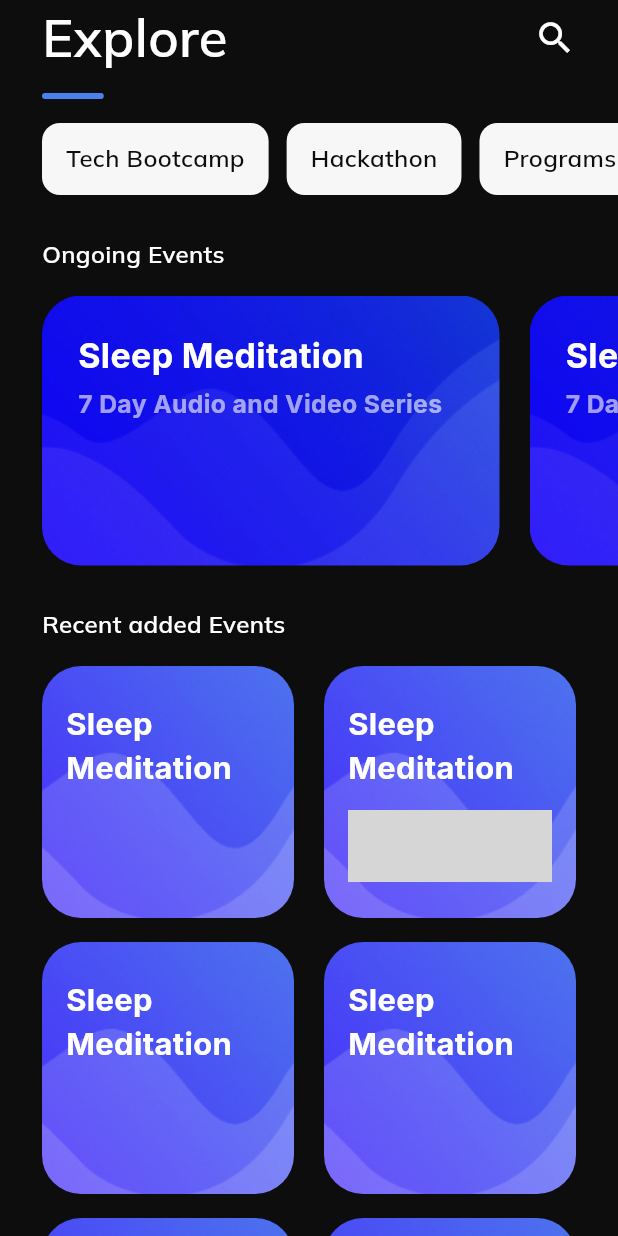
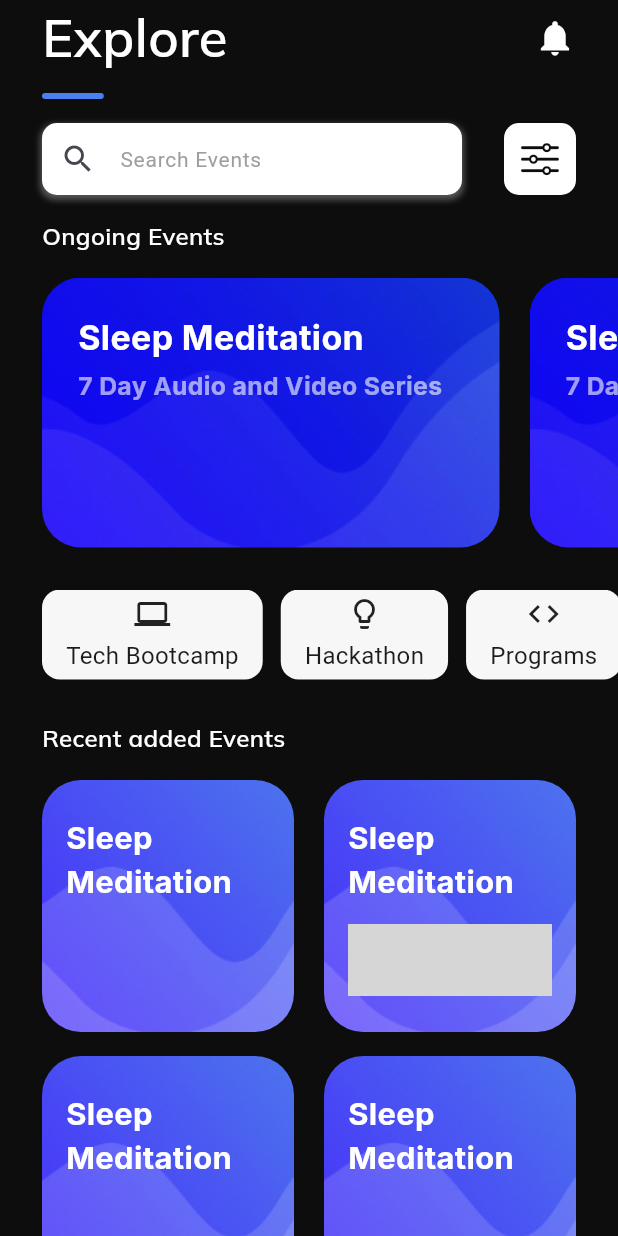
Before and after one commit to LegendSumeet/codehub, a Flutter app: the HomePage screen opened directly, on a phone screen of 412 x 824 dp. Run offline on Flutter 3.47's test engine with Material 3 defaults, Android fonts, the phone set to English and light mode, and no system bars; our stand-ins replace flutter_svg, get, google_fonts, iconly; grey boxes are pictures that could not be loaded.

Commit message:
updated and got updates too

```diff
--- a/lib/Screens/HomeScreen/HomePage.dart
+++ b/lib/Screens/HomeScreen/HomePage.dart
@@ -1,3 +1,5 @@
+import 'package:flutter/cupertino.dart';
+import 'package:flutter/foundation.dart';
 import 'package:flutter/material.dart';
 import 'package:flutter_svg/svg.dart';
 import 'package:get/get.dart';
@@ -19,6 +21,15 @@ class _HomePageState extends State<HomePage> {
     'Programs',
     'Conferences',
   ];
+  static const IconData hamburgerIconData =
+      IconData(0xe5d2, fontFamily: 'MaterialIcons');
+  final List<IconData> categoryIcons = [
+    Icons.computer, // For Tech Bootcamp
+    Icons.lightbulb_outline, // For Hackathon
+    Icons.code, // For Programs
+    Icons.event, // For Conferences
+  ];
+  String _searchText = "";
   @override
   Widget build(BuildContext context) {
     SizeConfig().init(context);
@@ -43,11 +54,11 @@ class _HomePageState extends State<HomePage> {
                     GestureDetector(
                       onTap: () => debugPrint('Search Tapped!'),
                       child: const Icon(
-                        Icons.search_sharp,
+                        Icons.notifications,
                         color: Colors.white,
                         size: 28,
                       ),
-                    )
+                    ),
                   ],
                 ),
               ),
@@ -72,45 +83,85 @@ class _HomePageState extends State<HomePage> {
               const SizedBox(
                 height: kPadding16,
               ),
-              SizedBox(
-                height: 48,
-                width: double.infinity,
-                child: ListView.builder(
-                  itemCount: categories.length,
-                  physics: const BouncingScrollPhysics(),
-                  scrollDirection: Axis.horizontal,
-                  itemBuilder: (context, index) {
-                    return GestureDetector(
-                      onTap: () {},
+              Padding(
+                padding: const EdgeInsets.symmetric(horizontal: kPadding28),
+                child: Row(
+                  mainAxisAlignment: MainAxisAlignment.spaceBetween,
+                  children: [
+                    Expanded(
                       child: Container(
                         height: 48,
-                        padding: const EdgeInsets.symmetric(horizontal: 16),
-                        margin: EdgeInsets.only(
-                          left: index == 0 ? 28 : 12,
-                          right: index == categories.length - 1 ? 28 : 0,
-                        ),
                         decoration: BoxDecoration(
-                          borderRadius: BorderRadius.circular(12),
-                          color: kWhiteF7,
-                          boxShadow: const [
+                          borderRadius: BorderRadius.circular(10),
+                          color: kWhiteFF,
+                          boxShadow: [
                             BoxShadow(
-                              color: Colors.transparent,
-                              blurRadius: 8,
-                              offset: Offset(0, 4),
+                              color: Colors.grey.withOpacity(0.5),
+                              spreadRadius: 1,
+                              blurRadius: 3,
+                              offset: const Offset(
+                                  0, 2), // changes position of shadow
                             ),
                           ],
                         ),
-                        child: Center(
-                          child: BuildText(categories[index],
-                              MediaQuery.of(context).size.width, 16, kBlack0D),
+                        child: TextField(
+                          style: const TextStyle(
+                              color:
+                                  Colors.black), // Changed text color to black
+                          decoration: InputDecoration(
+                            filled: true,
+                            fillColor: Colors.transparent,
+                            contentPadding: const EdgeInsets.all(12),
+                            prefixIcon: const Icon(Icons.search_sharp),
+                            border: OutlineInputBorder(
+                              borderRadius: BorderRadius.circular(10),
+                              borderSide: BorderSide.none,
+                            ),
+                            hintStyle: TextStyle(
+                              fontSize: 14,
+                              color: Colors.grey.shade500,
+                            ),
+                            hintText: "Search Events",
+                            suffixIcon: _searchText.isNotEmpty
+                                ? IconButton(
+                                    icon: const Icon(Icons.clear),
+                                    color: Colors.grey.shade500,
+                                    onPressed: () =>
+                                        setState(() => _searchText = ""),
+                                  )
+                                : null,
+                          ),
+                          onChanged: (text) =>
+                              setState(() => _searchText = text),
                         ),
                       ),
-                    );
-                  },
+                    ),
+                    const SizedBox(
+                      width: kPadding28,
+                    ), // Added SizedBox to create space between the text field and the button
+                    GestureDetector(
+                      onTap: () {
+                        // Action on settings icon tap
+                      },
+                      child: Container(
+                        width: 48,
+                        height: 48,
+                        decoration: BoxDecoration(
+                          color: Colors.white,
+                          borderRadius: BorderRadius.circular(10),
+                        ),
+                        child: Icon(
+                          CupertinoIcons.slider_horizontal_3,
+                          size: 30,
+                          color: kBlack0D,
+                        ),
+                      ),
+                    )
+                  ],
                 ),
               ),
               const SizedBox(
-                height: kPadding28,
+                height: kPadding16,
               ),
               Padding(
                 padding: const EdgeInsets.symmetric(
@@ -119,8 +170,8 @@ class _HomePageState extends State<HomePage> {
                 child: Row(
                   mainAxisAlignment: MainAxisAlignment.spaceBetween,
                   children: [
-                    BuildText("Ongoing Events", MediaQuery.of(context).size.width,
-                        16, kWhiteFF)
+                    BuildText("Ongoing Events",
+                        MediaQuery.of(context).size.width, 16, kWhiteFF)
                   ],
                 ),
               ),
@@ -181,6 +232,61 @@ class _HomePageState extends State<HomePage> {
                             ],
                           ),
                         ],
+                      ),
+                    );
+                  },
+                ),
+              ),
+              const SizedBox(
+                height: kPadding28,
+              ),
+              SizedBox(
+                height: 60,
+                width: double.infinity,
+                child: ListView.builder(
+                  itemCount: categories.length,
+                  physics: const BouncingScrollPhysics(),
+                  scrollDirection: Axis.horizontal,
+                  itemBuilder: (context, index) {
+                    return GestureDetector(
+                      onTap: () {},
+                      child: Container(
+                        height: 48,
+                        padding: const EdgeInsets.symmetric(horizontal: 16),
+                        margin: EdgeInsets.only(
+                          left: index == 0 ? 28 : 12,
+                          right: index == categories.length - 1 ? 28 : 0,
+                        ),
+                        decoration: BoxDecoration(
+                          borderRadius: BorderRadius.circular(12),
+                          color: kWhiteF7,
+                          boxShadow: const [
+                            BoxShadow(
+                              color: Colors.transparent,
+                              blurRadius: 8,
+                              offset: Offset(0, 4),
+                            ),
+                          ],
+                        ),
+                        child: Center(
+                          child: Column(
+                            mainAxisAlignment: MainAxisAlignment.center,
+                            children: [
+                              Icon(
+                                categoryIcons[
+                                    index], // Use the icon corresponding to the index
+                                size: 24, // Adjust icon size as needed
+                              ),
+                              const SizedBox(
+                                  height:
+                                      4), // Add spacing between icon and text
+                              Text(
+                                categories[index],
+                                style: const TextStyle(fontSize: 16),
+                              ),
+                            ],
+                          ),
+                        ),
                       ),
                     );
                   },
```
Also changed, not shown: lib/Screens/onBoardingScreen/Screen.dart (+29 -22 lines).
